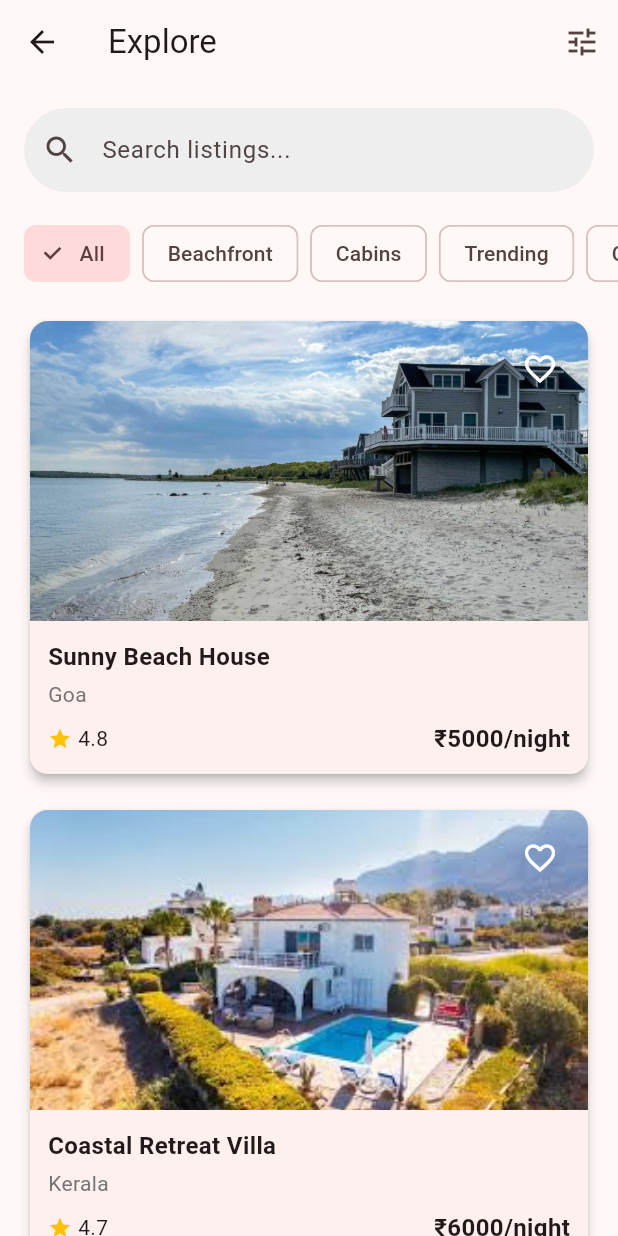
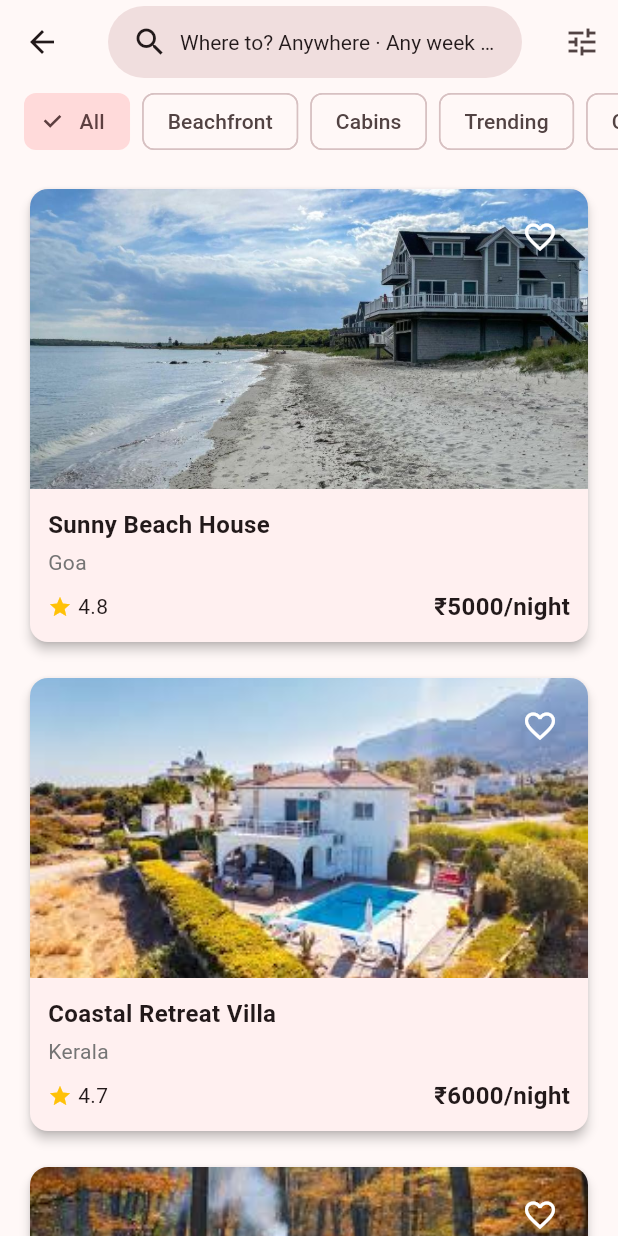
Before and after one commit to ShivankChaurasiya/flutter, a Flutter app: the ExplorePage screen opened by its route, on a phone screen of 412 x 824 dp. Run offline on Flutter 3.47's test engine with Material 3 defaults, Android fonts, the phone set to English and light mode, and no system bars.

Commit message:
Enhanced search functionality and wishlist navigation
- Updated search bar to use sophisticated Airbnb-style interface across all tabs
- Added modal bottom sheet with Where/When/Who fields for search
- Implemented navigation from wishlist items to listing details and booking
- Unified search experience across Explore, Wishlist, and Trips pages
- Added booking flow functionality to wishlist items
- Improved UI consistency and user experience

```diff
--- a/lib/dashboard/explore.dart
+++ b/lib/dashboard/explore.dart
@@ -1,6 +1,7 @@
 import 'package:flutter/material.dart';
 import '../models/listing.dart';
 import '../listing/listing_detail_screen.dart';
+import 'search_bar.dart';
 
 class ExplorePage extends StatefulWidget {
   const ExplorePage({super.key});
@@ -10,46 +11,18 @@ class ExplorePage extends StatefulWidget {
 }
 
 class _ExplorePageState extends State<ExplorePage> {
-  String searchQuery = ''; // Store search text
-
   @override
   Widget build(BuildContext context) {
-    // Filter listings based on search query
-    final listings = Listing.getMockListings()
-        .where((listing) =>
-            listing.title.toLowerCase().contains(searchQuery.toLowerCase()))
-        .toList();
+    final listings = Listing.getMockListings();
 
     return Scaffold(
       appBar: AppBar(
         surfaceTintColor: Colors.transparent,
-        title: const Text('Explore'),
+        title: const CustomSearchBar(),
         actions: [IconButton(onPressed: () {}, icon: const Icon(Icons.tune))],
       ),
       body: Column(
         children: [
-          // Search Bar
-          Padding(
-            padding: const EdgeInsets.all(16.0),
-            child: TextField(
-              onChanged: (value) {
-                setState(() {
-                  searchQuery = value;
-                });
-              },
-              decoration: InputDecoration(
-                hintText: 'Search listings...',
-                prefixIcon: const Icon(Icons.search),
-                filled: true,
-                fillColor: Colors.grey[200],
-                border: OutlineInputBorder(
-                  borderRadius: BorderRadius.circular(30),
-                  borderSide: BorderSide.none,
-                ),
-              ),
-            ),
-          ),
-
           // Category Chips
           const _CategoryChips(),
 
--- a/lib/dashboard/search_bar.dart
+++ b/lib/dashboard/search_bar.dart
@@ -1,34 +1,39 @@
 import 'package:flutter/material.dart';
+import 'search_bottom_sheet.dart';
 
-class SearchBar extends StatelessWidget {
-  final VoidCallback? onTap;
-
-  const SearchBar({super.key, this.onTap});
+class CustomSearchBar extends StatelessWidget {
+  const CustomSearchBar({super.key});
 
   @override
   Widget build(BuildContext context) {
-    return Padding(
-      padding: const EdgeInsets.all(16.0),
-      child: GestureDetector(
-        onTap: onTap,
+    return GestureDetector(
+      onTap: () {
+        showModalBottomSheet(
+          context: context,
+          isScrollControlled: true,
+          builder: (_) => const SearchBottomSheet(),
+        );
+      },
       child: Container(
-          height: 50,
+        padding: const EdgeInsets.symmetric(horizontal: 16, vertical: 12),
         decoration: BoxDecoration(
-            color: Colors.grey[200],
-            borderRadius: BorderRadius.circular(12),
+          color: Theme.of(context).colorScheme.surfaceContainerHighest,
+          borderRadius: BorderRadius.circular(32),
         ),
-          padding: const EdgeInsets.symmetric(horizontal: 16),
-          alignment: Alignment.centerLeft,
         child: const Row(
           children: [
-              Icon(Icons.search, color: Colors.grey),
+            Icon(Icons.search),
             SizedBox(width: 8),
-              Text(
-                'Where are you going?',
-                style: TextStyle(color: Colors.grey),
+            Expanded(
+              child: Text(
+                'Where to? Anywhere · Any week · Add guests',
+                style: TextStyle(
+                  fontSize: 14,
+                  fontWeight: FontWeight.w400,
+                ),
+              ),
             ),
           ],
-          ),
         ),
       ),
     );
```
Also changed, not shown: lib/dashboard/search_bottom_sheet.dart (+7 -18 lines), lib/dashboard/trips.dart (+4 -30 lines), lib/dashboard/wishlist.dart (+15 -30 lines). Lines whose indentation alone changed are shown as unchanged.
